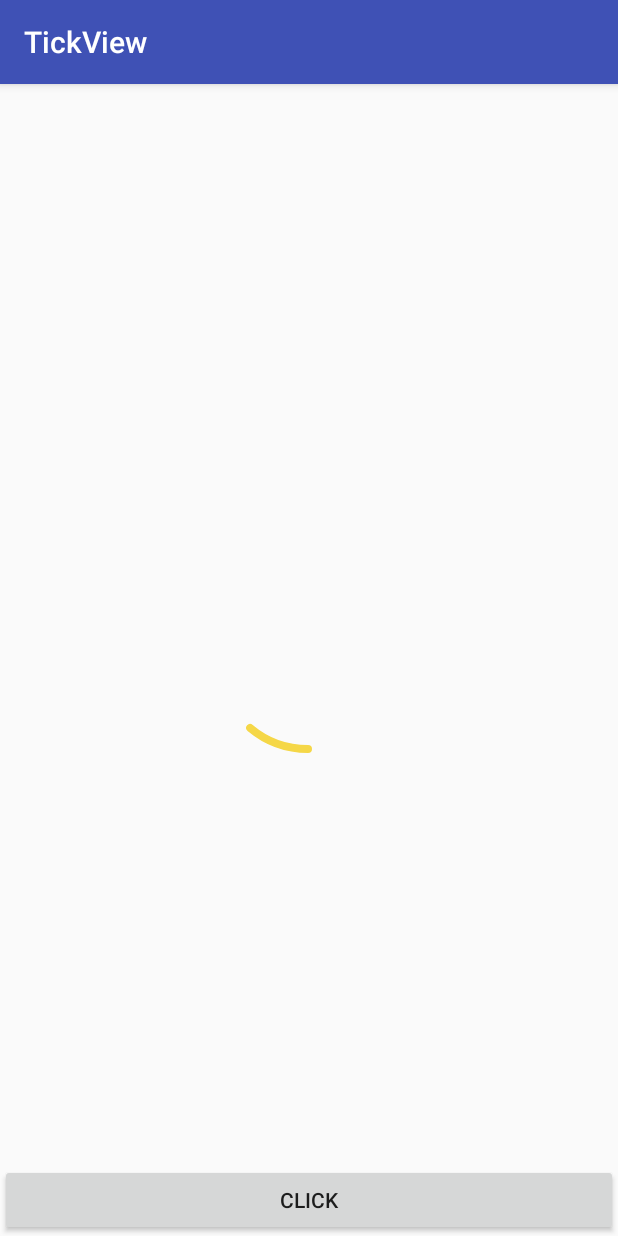
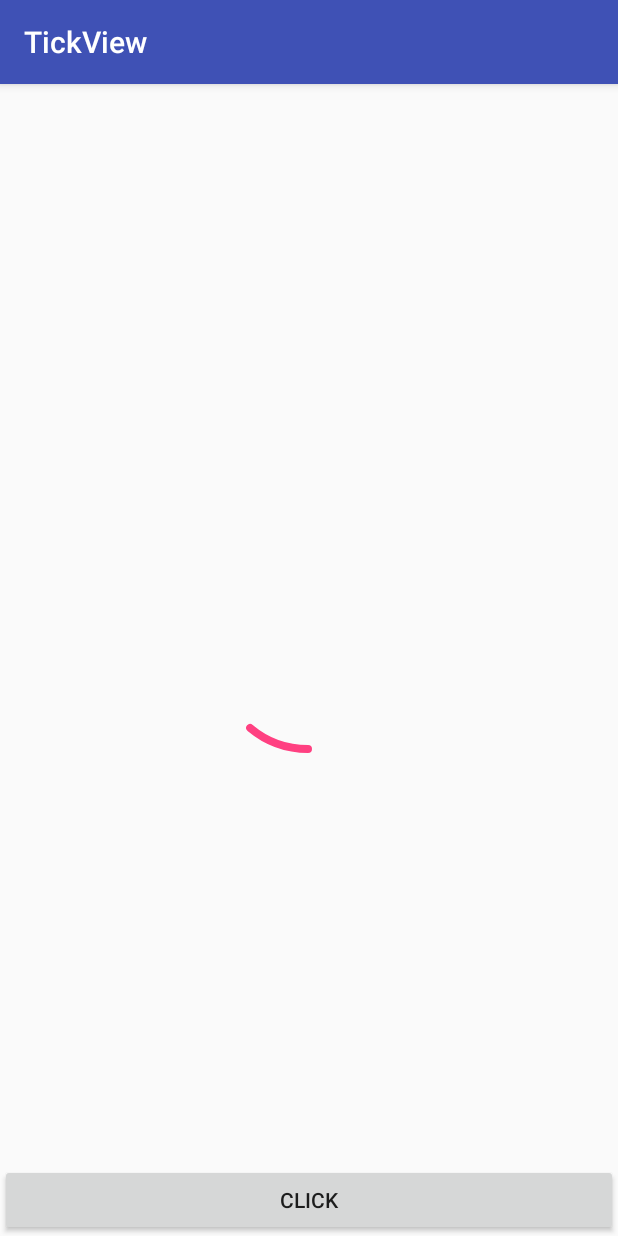
Before and after one commit to ChengangFeng/TickView, an Android app: the screen it shows after launch (MainActivity), after a tap on "CLICK", on a phone screen of 412 x 824 dp. Run offline under Robolectric (Android 15) with nearby library versions, the phone set to English and light mode, and no system bars.

Commit message:
完善控件，增加自定义配置项

```diff
--- a/app/src/main/res/layout/activity_main.xml
+++ b/app/src/main/res/layout/activity_main.xml
@@ -3,13 +3,15 @@
     xmlns:tools="http://schemas.android.com/tools"
     android:layout_width="match_parent"
     android:layout_height="match_parent"
+    xmlns:app="http://schemas.android.com/apk/res-auto"
     tools:context="com.github.chengang.tickview.MainActivity">
 
     <com.github.chengang.library.TickView
         android:layout_centerInParent="true"
         android:id="@+id/tick_view"
         android:layout_width="190dp"
-        android:layout_height="190dp"/>
+        android:layout_height="190dp"
+        app:check_base_color="@color/colorAccent"/>
 
     <Button
         android:layout_alignParentBottom="true"
--- a/library/src/main/java/com/github/chengang/library/TickView.java
+++ b/library/src/main/java/com/github/chengang/library/TickView.java
@@ -1,6 +1,7 @@
 package com.github.chengang.library;
 
 import android.content.Context;
+import android.content.res.TypedArray;
 import android.graphics.Canvas;
 import android.graphics.Color;
 import android.graphics.Paint;
@@ -16,50 +17,47 @@ import android.view.View;
 
 public class TickView extends View {
 
+    private Context mContext;
+
+    //内圆的画笔
     private Paint mPaintCircle;
+    //外层圆环的画笔
     private Paint mPaintRing;
+    //打钩的画笔
     private Paint mPaintTick;
 
+    //整个圆外切的矩形
     private RectF mRectF;
+    //记录打钩路径的三个点坐标
+    private float[] mPoints = new float[8];
 
+    //控件中心的X,Y坐标
     private int centerX;
     private int centerY;
 
+    //计数器
     private int circleCounter = 0;
     private int scaleCounter = 45;
     private int ringCounter = 0;
-
-    private float[] mPoints = new float[8];
-
-    private boolean isChecked = false;
-    private Context mContext;
-
-    /**
-     * 勾的半径
-     */
-    private static float TICK_RADIUS = 35;
-    /**
-     * 勾的偏移
-     */
-    private static float TICK_RADIUS_OFFSET = 10;
-
-    /**
-     * 圆环进度增加的单位（小于90）
-     */
-    private static int RING_COUNTER_UNIT = 10;
-
-    /**
-     * 圆圈收缩的单位
-     */
-    private static int CIRCLE_COUNTER_UNIT = 6;
-
-    /**
-     * 圆圈最后放大收缩的单位
-     */
-    private static int SCALE_COUNTER_UNIT = 4;
-
     private int alphaCount = 0;
 
+    //是否被点亮
+    private boolean isChecked = false;
+
+    //勾的半径()
+    private static final float TICK_RADIUS = 35;
+    //勾的偏移
+    private static final float TICK_RADIUS_OFFSET = 10;
+    //圆环进度增加的单位（小于90）
+    private static final int RING_COUNTER_UNIT = 10;
+    //圆圈收缩的单位
+    private static final int CIRCLE_COUNTER_UNIT = 6;
+    //圆圈最后放大收缩的单位
+    private static final int SCALE_COUNTER_UNIT = 4;
+
+    private int unCheckBaseColor;
+    private int checkBaseColor;
+    private int checkTickColor;
 
     public TickView(Context context) {
         this(context, null);
@@ -72,26 +70,35 @@ public class TickView extends View {
     public TickView(Context context, @Nullable AttributeSet attrs, int defStyleAttr) {
         super(context, attrs, defStyleAttr);
         mContext = context;
+        initAttrs(attrs);
         init();
+    }
+
+    private void initAttrs(AttributeSet attrs) {
+        TypedArray typedArray = mContext.obtainStyledAttributes(attrs, R.styleable.TickView);
+        unCheckBaseColor = typedArray.getColor(R.styleable.TickView_uncheck_base_color, getResources().getColor(R.color.tick_gray));
+        checkBaseColor = typedArray.getColor(R.styleable.TickView_check_base_color, getResources().getColor(R.color.tick_yellow));
+        checkTickColor = typedArray.getColor(R.styleable.TickView_uncheck_base_color, getResources().getColor(R.color.tick_white));
+        typedArray.recycle();
     }
 
     private void init() {
         mPaintRing = new Paint(Paint.ANTI_ALIAS_FLAG);
         mPaintRing.setStyle(Paint.Style.STROKE);
         if (isChecked) {
-            mPaintRing.setColor(mContext.getResources().getColor(R.color.xxx));
+            mPaintRing.setColor(checkBaseColor);
         } else {
-            mPaintRing.setColor(mContext.getResources().getColor(R.color.yyy));
+            mPaintRing.setColor(unCheckBaseColor);
         }
         mPaintRing.setStrokeCap(Paint.Cap.ROUND);
         mPaintRing.setStrokeWidth(8);
 
         mPaintCircle = new Paint(Paint.ANTI_ALIAS_FLAG);
-        mPaintCircle.setColor(mContext.getResources().getColor(R.color.xxx));
+        mPaintCircle.setColor(checkBaseColor);
         mPaintCircle.setStrokeWidth(4);
 
         mPaintTick = new Paint(Paint.ANTI_ALIAS_FLAG);
-        mPaintTick.setColor(isChecked ? Color.WHITE : mContext.getResources().getColor(R.color.yyy));
+        mPaintTick.setColor(isChecked ? checkTickColor : unCheckBaseColor);
         mPaintTick.setStyle(Paint.Style.STROKE);
         mPaintTick.setStrokeCap(Paint.Cap.ROUND);
         mPaintTick.setStrokeWidth(8);
@@ -107,6 +114,7 @@ public class TickView extends View {
 
         mRectF.set(centerX - 80, centerY - 80, centerX + 80, centerY + 80);
 
+        //设置打钩的几个点坐标
         mPoints[0] = centerX - TICK_RADIUS + TICK_RADIUS_OFFSET;
         mPoints[1] = (float) centerY;
         mPoints[2] = centerX - TICK_RADIUS / 2 + TICK_RADIUS_OFFSET;
@@ -133,10 +141,10 @@ public class TickView extends View {
         canvas.drawArc(mRectF, 90, ringCounter, false, mPaintRing);
 
         if (ringCounter == 360) {
-            mPaintCircle.setColor(mContext.getResources().getColor(R.color.xxx));
+            mPaintCircle.setColor(checkBaseColor);
             canvas.drawCircle(centerX, centerY, 90, mPaintCircle);
             //绘制白色的圆
-            mPaintCircle.setColor(Color.WHITE);
+            mPaintCircle.setColor(checkTickColor);
             circleCounter += CIRCLE_COUNTER_UNIT;
             canvas.drawCircle(centerX, centerY, 90 - circleCounter, mPaintCircle);
             if (circleCounter >= 130) {
--- /dev/null
+++ b/library/src/main/res/values/attrs.xml
@@ -0,0 +1,8 @@
+<?xml version="1.0" encoding="utf-8"?>
+<resources>
+    <declare-styleable name="TickView">
+        <attr name="uncheck_base_color" format="color"/>
+        <attr name="check_base_color" format="color"/>
+        <attr name="check_tick_color" format="color"/>
+    </declare-styleable>
+</resources>
--- a/library/src/main/res/values/colors.xml
+++ b/library/src/main/res/values/colors.xml
@@ -1,5 +1,6 @@
 <?xml version="1.0" encoding="utf-8"?>
 <resources>
-    <color name="xxx">#f5d747</color>
-    <color name="yyy">#eaeaea</color>
+    <color name="tick_yellow">#f5d747</color>
+    <color name="tick_gray">#eaeaea</color>
+    <color name="tick_white">#fff</color>
 </resources>
```
